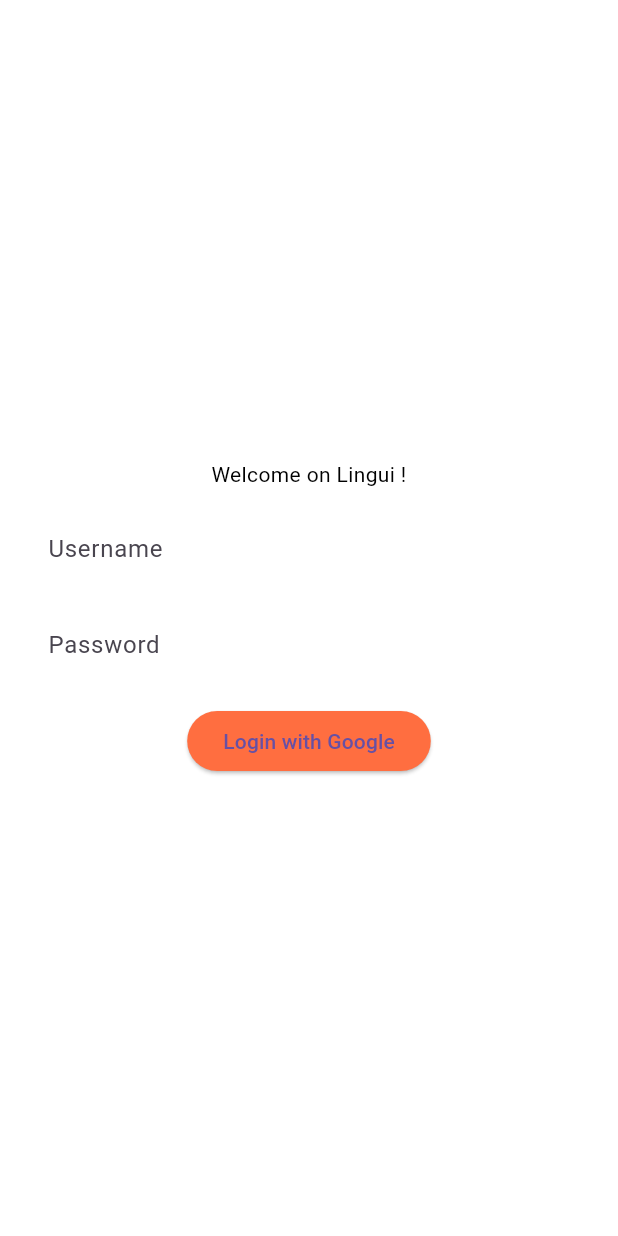
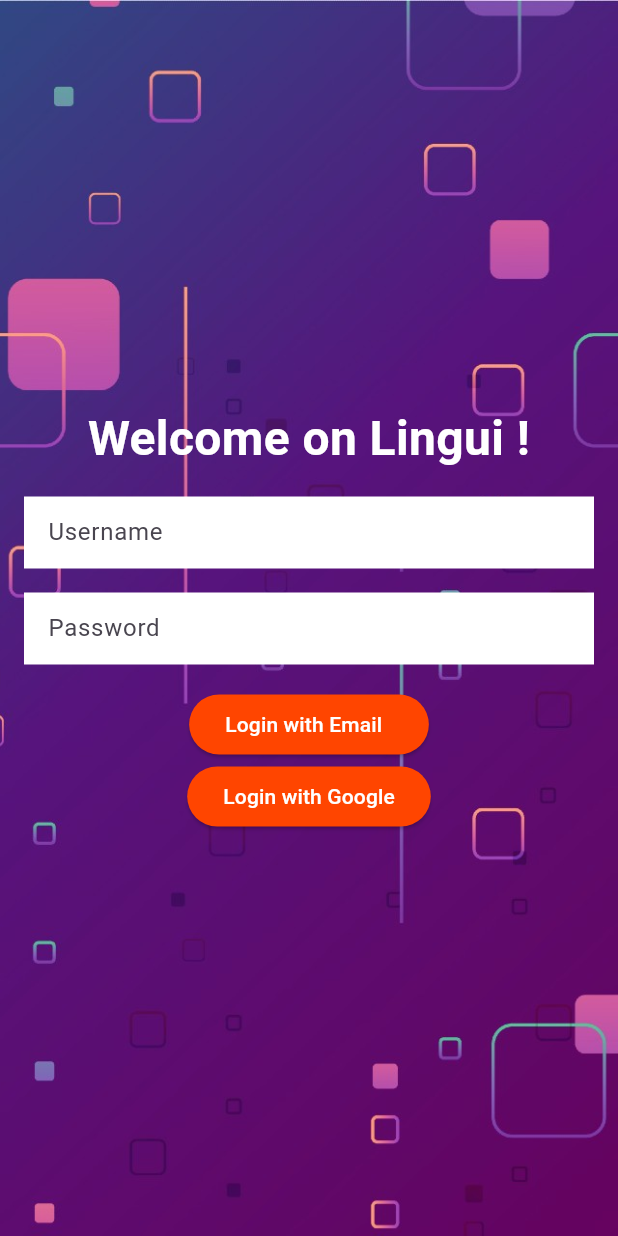
Before and after one commit to EliteWise/lingui_mobile, a Flutter app: the screen it shows after launch, on a phone screen of 412 x 824 dp. Run offline on Flutter 3.47's test engine with Material 3 defaults, Android fonts, the phone set to English and light mode, and no system bars; our stand-ins replace google_sign_in.

Commit message:
Add auth service (google) | improve login UI | add google & provider dependencies

```diff
--- a/lib/views/discussion_page.dart
+++ b/lib/views/discussion_page.dart
@@ -5,6 +5,8 @@ import '../models/discussion.dart';
 import 'chat_page.dart';
 
 class DiscussionPage extends StatefulWidget {
+  const DiscussionPage({super.key});
+
 
   @override
   State<StatefulWidget> createState() => _DiscussionPageState();
--- a/lib/views/login_page.dart
+++ b/lib/views/login_page.dart
@@ -1,5 +1,7 @@
 import 'package:flutter/cupertino.dart';
 import 'package:flutter/material.dart';
+
+import 'discussion_page.dart';
 
 class LoginPage extends StatelessWidget {
   const LoginPage({Key? key}) : super(key: key);
@@ -8,8 +10,13 @@ class LoginPage extends StatelessWidget {
   Widget build(BuildContext context) {
     return Material(
       child: Container(
+        decoration: const BoxDecoration(
+          image: DecorationImage(
+            image: AssetImage('assets/images/login-background.jpg'),
+            fit: BoxFit.cover,
+          )
+        ),
         alignment: Alignment.center,
-        color: Colors.white,
         padding: const EdgeInsets.all(16.0),
         child: Center(
           child: Column(
@@ -20,8 +27,10 @@ class LoginPage extends StatelessWidget {
               const Text(
                 "Welcome on Lingui !",
                 style: TextStyle(
-                  color: Colors.black,
+                  color: Colors.white,
                   decoration: TextDecoration.none,
+                  fontSize: 32,
+                  fontWeight: FontWeight.bold,
                 ),
                 textAlign: TextAlign.center, // Center align the text
               ),
@@ -31,7 +40,7 @@ class LoginPage extends StatelessWidget {
                   hintText: 'Username',
                   border: InputBorder.none,
                   filled: true,
-                  fillColor: Colors.white,
+                  fillColor: Color(0xFFFFFFFF),
                 ),
               ),
               const SizedBox(height: 16.0), // Add space between elements
@@ -40,17 +49,40 @@ class LoginPage extends StatelessWidget {
                   hintText: 'Password',
                   border: InputBorder.none,
                   filled: true,
-                  fillColor: Colors.white,
+                  fillColor: Color(0xFFFFFFFF),
                 ),
                 obscureText: true,
               ),
               const SizedBox(height: 16.0), // Add space between elements
               ElevatedButton(
                 style: const ButtonStyle(
-                  backgroundColor: MaterialStatePropertyAll(Colors.deepOrangeAccent),
+                  backgroundColor: MaterialStatePropertyAll(Color(0xFFFF4500)),
                 ),
-                onPressed: () => print("pressed"),
-                child: const Text("Login with Google"),
+                onPressed: () {
+                  Navigator.push(
+                  context,
+                    PageRouteBuilder(pageBuilder: (_, __, ___) => DiscussionPage()
+                    ),
+                  );
+                },
+                child: const Text("Login with Email  ",
+                style: TextStyle(color: Colors.white),
+                ),
+              ),
+              ElevatedButton(
+                style: const ButtonStyle(
+                  backgroundColor: MaterialStatePropertyAll(Color(0xFFFF4500)),
+                ),
+                onPressed: () {
+                  Navigator.push(
+                    context,
+                    PageRouteBuilder(pageBuilder: (_, __, ___) => DiscussionPage()
+                    ),
+                  );
+                },
+                child: const Text("Login with Google",
+                  style: TextStyle(color: Colors.white),
+                ),
               ),
             ],
           ),
```
Also changed, not shown: lib/services/auth_service.dart (added, +35 -0 lines), pubspec.yaml (+4 -3 lines), assets/images/login-background.jpg (added), pubspec.lock.
